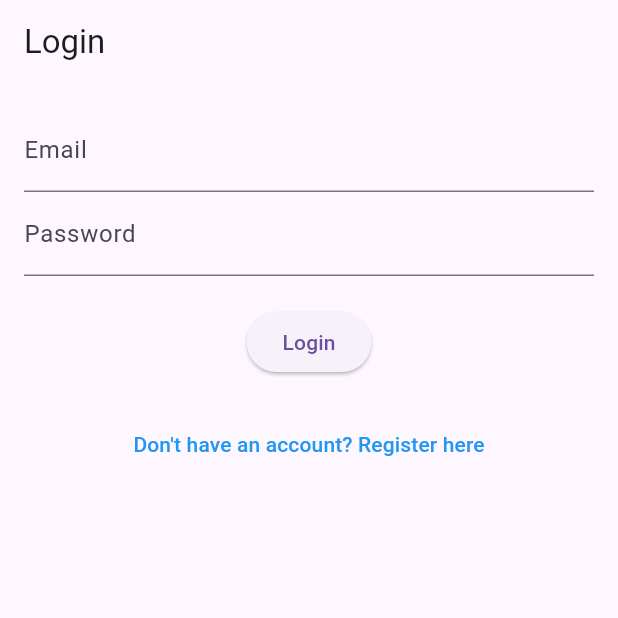
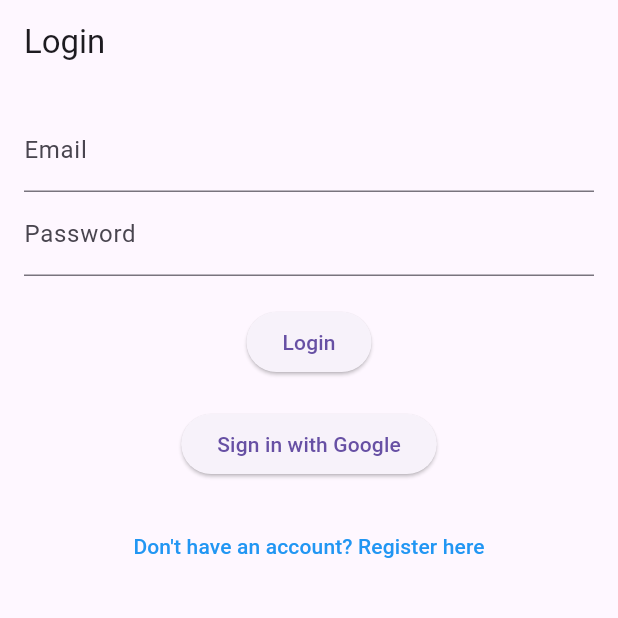
Before and after one commit to DilukshanA/flutter_firebase_auth, a Flutter app: the screen it shows after launch, after a tap on "Already have an account? Login here", on a phone screen of 412 x 824 dp, the top half of it. Run offline on Flutter 3.47's test engine with Material 3 defaults, Android fonts, the phone set to English and light mode, and no system bars; our stand-ins replace firebase_auth, firebase_core, google_sign_in; accounts and stored records are empty.

Commit message:
create a button to google

```diff
--- a/lib/pages/auth/login.dart
+++ b/lib/pages/auth/login.dart
@@ -150,12 +150,22 @@ class _LoginPageState extends State<LoginPage> {
 
               const SizedBox(height: 20),
 
-              // create register button
+              // create login button
               ElevatedButton(
                 onPressed: _signInUser,
                 child: _isLoading
                 ? const CircularProgressIndicator()
                 : const Text("Login"),
+              ),
+
+              const SizedBox(height: 20),
+
+              //create button for google sign in
+              ElevatedButton(
+                onPressed: _signInWithGoogle,
+                child: _isLoading
+                ? const CircularProgressIndicator()
+                : const Text("Sign in with Google")
               ),
 
               const SizedBox(height: 20),
```
